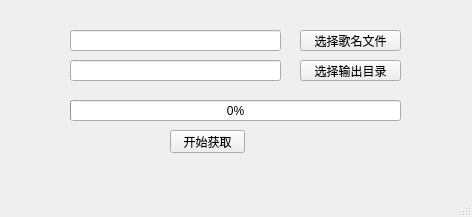
Old version of the form forms/mainwindow.ui in the repository fyved24/down_lyric.
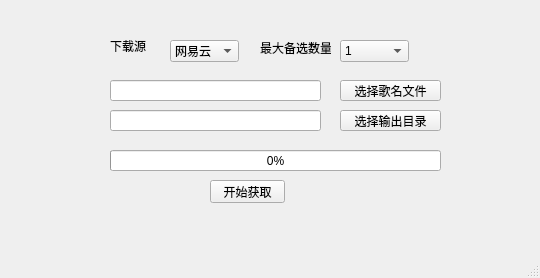
New version of the form.

Commit message: 添加QQ音乐源和下载数量设置

What changed in the file:
```diff
--- a/forms/mainwindow.ui
+++ b/forms/mainwindow.ui
@@ -6,8 +6,8 @@
    <rect>
     <x>0</x>
     <y>0</y>
-    <width>472</width>
-    <height>217</height>
+    <width>540</width>
+    <height>278</height>
    </rect>
   </property>
   <property name="windowTitle">
@@ -17,8 +17,8 @@
    <widget class="QLineEdit" name="filepath">
     <property name="geometry">
      <rect>
-      <x>70</x>
-      <y>30</y>
+      <x>110</x>
+      <y>80</y>
       <width>211</width>
       <height>21</height>
      </rect>
@@ -27,8 +27,8 @@
    <widget class="QPushButton" name="choose_file_button">
     <property name="geometry">
      <rect>
-      <x>300</x>
-      <y>30</y>
+      <x>340</x>
+      <y>80</y>
       <width>101</width>
       <height>21</height>
      </rect>
@@ -40,8 +40,8 @@
    <widget class="QPushButton" name="start_button">
     <property name="geometry">
      <rect>
-      <x>170</x>
-      <y>130</y>
+      <x>210</x>
+      <y>180</y>
       <width>75</width>
       <height>23</height>
      </rect>
@@ -53,8 +53,8 @@
    <widget class="QProgressBar" name="progressBar">
     <property name="geometry">
      <rect>
-      <x>70</x>
-      <y>100</y>
+      <x>110</x>
+      <y>150</y>
       <width>331</width>
       <height>21</height>
      </rect>
@@ -66,8 +66,8 @@
    <widget class="QLineEdit" name="output_filepath">
     <property name="geometry">
      <rect>
-      <x>70</x>
-      <y>60</y>
+      <x>110</x>
+      <y>110</y>
       <width>211</width>
       <height>21</height>
      </rect>
@@ -76,8 +76,8 @@
    <widget class="QPushButton" name="choose_output_dir_button">
     <property name="geometry">
      <rect>
-      <x>300</x>
-      <y>60</y>
+      <x>340</x>
+      <y>110</y>
       <width>101</width>
       <height>21</height>
      </rect>
@@ -86,6 +86,77 @@
      <string>选择输出目录</string>
     </property>
    </widget>
+   <widget class="QComboBox" name="down_source">
+    <property name="geometry">
+     <rect>
+      <x>170</x>
+      <y>40</y>
+      <width>69</width>
+      <height>22</height>
+     </rect>
+    </property>
+    <item>
+     <property name="text">
+      <string>网易云</string>
+     </property>
+    </item>
+    <item>
+     <property name="text">
+      <string>QQ音乐</string>
+     </property>
+    </item>
+   </widget>
+   <widget class="QComboBox" name="options_num">
+    <property name="geometry">
+     <rect>
+      <x>340</x>
+      <y>40</y>
+      <width>69</width>
+      <height>22</height>
+     </rect>
+    </property>
+    <item>
+     <property name="text">
+      <string>1</string>
+     </property>
+    </item>
+    <item>
+     <property name="text">
+      <string>2</string>
+     </property>
+    </item>
+    <item>
+     <property name="text">
+      <string>3</string>
+     </property>
+    </item>
+   </widget>
+   <widget class="QLabel" name="label">
+    <property name="geometry">
+     <rect>
+      <x>110</x>
+      <y>40</y>
+      <width>54</width>
+      <height>12</height>
+     </rect>
+    </property>
+    <property name="text">
+     <string>下载源</string>
+    </property>
+   </widget>
+   <widget class="QLabel" name="label_2">
+    <property name="geometry">
+     <rect>
+      <x>260</x>
+      <y>40</y>
+      <width>71</width>
+      <height>16</height>
+     </rect>
+    </property>
+    <property name="text">
+     <string>最大备选数量</string>
+    </property>
+   </widget>
   </widget>
   <widget class="QMenuBar" name="menubar">
    <property name="geometry">
```
Left out of the diff: 2 changed lines with no effect on the pictures. The commit also changes 2 other files.
